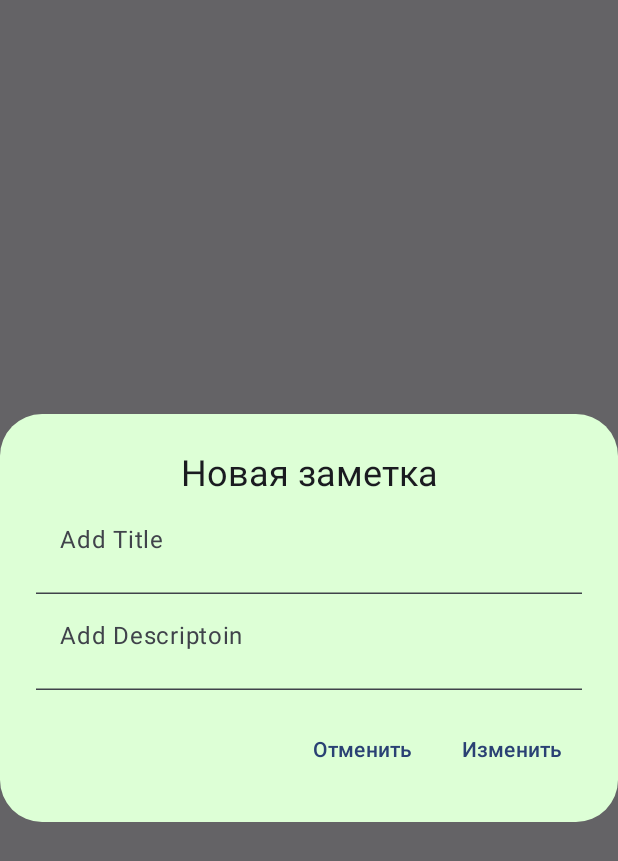
After one commit to Vi1lain/NoteAlarm3, an Android app built with Jetpack Compose: the composable DialogController shown on its own in the app's theme, on a phone screen of 412 x 824 dp. The commit adds this screen. Shown: the top 861 px of the screen. Run offline under Robolectric (Android 15) with nearby library versions, the phone set to English and light mode, and no system bars; our stand-ins replace Dagger/Hilt's generated code.

Commit message:
alertDialog

```diff
--- a/app/src/main/AndroidManifest.xml
+++ b/app/src/main/AndroidManifest.xml
@@ -14,6 +14,7 @@
         android:theme="@style/Theme.NoteAlarm3"
         tools:targetApi="31">
         <activity
+            android:windowSoftInputMode="adjustResize"
             android:name=".MainActivity"
             android:exported="true"
             android:label="@string/app_name"
--- a/app/src/main/java/vi1ain/my/notealarm3/data/NoteViewModel.kt
+++ b/app/src/main/java/vi1ain/my/notealarm3/data/NoteViewModel.kt
@@ -14,7 +14,7 @@ import javax.inject.Inject
 class NoteViewModel @Inject constructor(private val repository: NoteRepository) : ViewModel() {
 val noteList = repository.getAllNotes()
     var newNoteItem: NoteEntity? = null
-
+var dialogState by mutableStateOf(false)
     var titleState by mutableStateOf("")
     var descriptionState by mutableStateOf("")
 
--- /dev/null
+++ b/app/src/main/java/vi1ain/my/notealarm3/dialog_manager/DialogController.kt
@@ -0,0 +1,57 @@
+package vi1ain.my.notealarm3.dialog_manager
+
+import androidx.compose.foundation.layout.Column
+import androidx.compose.foundation.layout.fillMaxWidth
+import androidx.compose.material3.AlertDialog
+import androidx.compose.material3.ExperimentalMaterial3Api
+import androidx.compose.material3.Text
+import androidx.compose.material3.TextButton
+import androidx.compose.material3.TextField
+import androidx.compose.material3.TextFieldDefaults
+import androidx.compose.runtime.Composable
+import androidx.compose.ui.Alignment
+import androidx.compose.ui.Modifier
+import androidx.compose.ui.graphics.Color
+import vi1ain.my.notealarm3.data.NoteViewModel
+import vi1ain.my.notealarm3.ui.theme.xLightGreen
+
+@OptIn(ExperimentalMaterial3Api::class)
+@Composable
+fun DialogController(
+    onDismissRequest: () -> Unit,
+    confirmButton: () -> Unit,
+    dismissButton: () -> Unit,
+    noteViewModel: NoteViewModel
+) {
+    AlertDialog(containerColor = xLightGreen,
+        onDismissRequest = { onDismissRequest() },
+        dismissButton = {
+            TextButton(onClick = { dismissButton() }) {
+            Text(
+                text = "Отменить"
+            )
+        }
+        },
+        confirmButton = {TextButton(onClick = { confirmButton() }) {
+            Text(
+                //text = if (noteViewModel.newNoteEntity == null) "Добавить" else
+                    "Изменить"
+            )
+        } },
+        title = {
+            Column(Modifier.fillMaxWidth(), horizontalAlignment = Alignment.CenterHorizontally) {
+                Text(text = "Новая заметка")
+                TextField(colors = TextFieldDefaults.textFieldColors(containerColor = xLightGreen),
+                    label = { Text(text = "Add Title" )},
+                    modifier = Modifier.fillMaxWidth(),
+                    value = noteViewModel.titleState,
+                    onValueChange = { textTitle -> noteViewModel.titleState = textTitle })
+                TextField(colors = TextFieldDefaults.textFieldColors(containerColor = xLightGreen),
+                    label = { Text(text = "Add Descriptoin" )},
+                    modifier = Modifier.fillMaxWidth(),
+                    value = noteViewModel.descriptionState,
+                    onValueChange = { textDescription-> noteViewModel.descriptionState = textDescription })
+            }
+        })
+
+}
```
Also changed, not shown: app/src/main/java/vi1ain/my/notealarm3/note_list/NoteCard.kt (+178 -4 lines), app/src/main/java/vi1ain/my/notealarm3/note_list/NoteList.kt (+10 -2 lines), app/src/main/java/vi1ain/my/notealarm3/ui/theme/Color.kt (+8 -1 lines).
